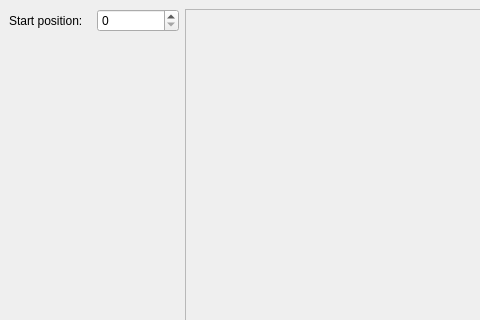
Above: examples/Pie/mainwindow.ui from KDAB/KDChart before the change; both pictures show x 0 to 480 and y 0 to 320 of the 735 by 702 pixel window. Below: the same form after it.
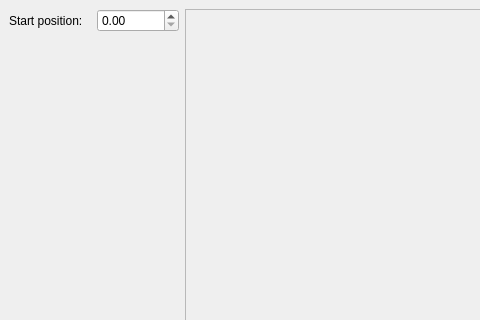
That is the form after the change. Icons and pictures are not drawn.

Commit message: Changed startPosition property of Pie diagrams to be a double (was: int) Actually make use of that property in drawing

Patch:
```diff
--- a/examples/Pie/mainwindow.ui
+++ b/examples/Pie/mainwindow.ui
@@ -89,18 +89,18 @@
         </widget>
        </item>
        <item>
-        <widget class="QSpinBox" name="startPositionSB" >
+        <widget class="QDoubleSpinBox" name="startPositionSB" >
          <property name="maximum" >
-          <int>360</int>
+          <double>360.0</double>
          </property>
          <property name="minimum" >
-          <int>0</int>
+          <double>0.0</double>
          </property>
          <property name="singleStep" >
           <int>1</int>
          </property>
          <property name="value" >
-          <int>0</int>
+          <double>0.0</double>
          </property>
         </widget>
        </item>
```
Left out of the diff: 2 changed lines with no effect on the pictures. The commit also changes 7 other files.
